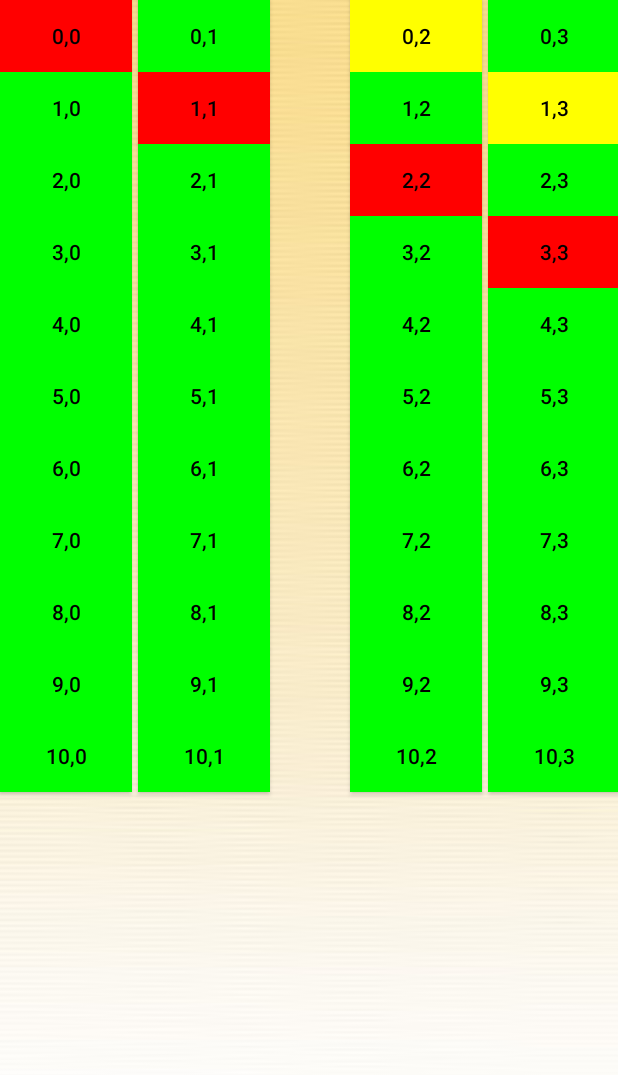
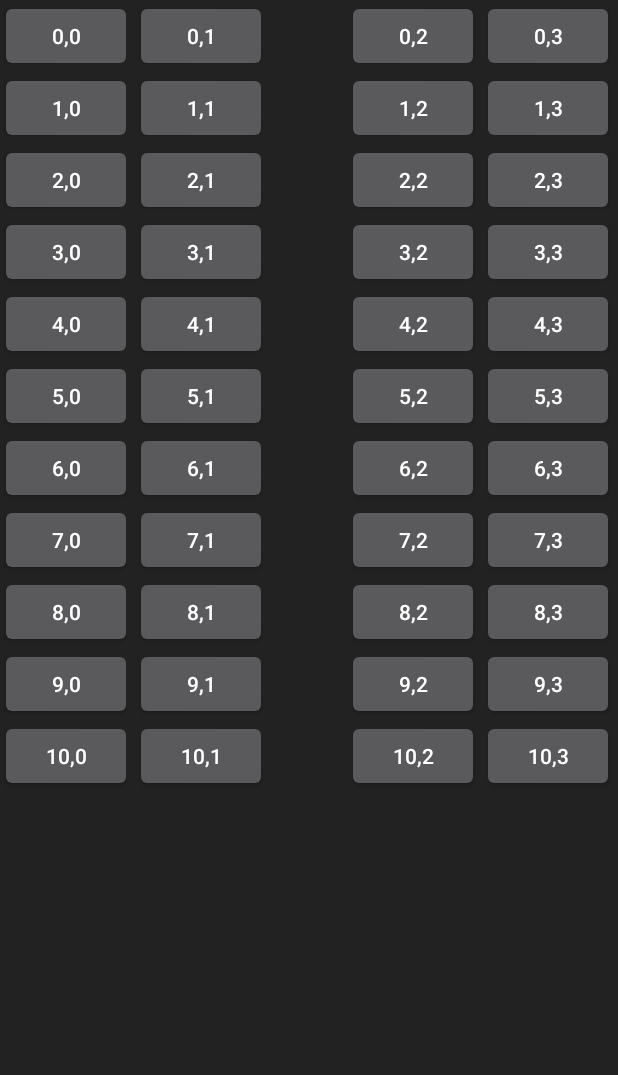
Before and after one commit to smullins91/nku-parking-mobile, an Android app: the ParkingSpaces screen opened directly, with no data from a screen before it, on a phone screen of 412 x 824 dp. Shown: the top 1075 px of the screen. Run offline under Robolectric (Android 15) with nearby library versions, the phone set to English and light mode, and no system bars.

Commit message:
Played around with the Parking Spaces view before Matt gets on it. Not a major commit.

```diff
--- a/AndroidApp/app/src/main/java/com/capstoneproject/app/ParkingSpaces.java
+++ b/AndroidApp/app/src/main/java/com/capstoneproject/app/ParkingSpaces.java
@@ -5,12 +5,14 @@ import android.app.AlertDialog;
 import android.content.Context;
 import android.content.DialogInterface;
 import android.graphics.Color;
+import android.graphics.drawable.Drawable;
 import android.os.Bundle;
 import android.view.View;
 import android.view.WindowManager;
 import android.view.inputmethod.InputMethodManager;
 import android.widget.Button;
 import android.widget.GridLayout;
+import android.widget.TextView;
 import android.widget.Toast;
 
 public class ParkingSpaces extends Activity implements View.OnClickListener
@@ -40,11 +42,14 @@ public class ParkingSpaces extends Activity implements View.OnClickListener
             {
                 Button button = new Button(getBaseContext());
 
+
                 int key = (Integer.parseInt("" + rows + columns));
                 button.setId(key);
                 button.setText(rows + "," + columns);
                 button.setOnClickListener(this); //calls the onclick method of the interface
-                button.setTextColor(Color.BLACK);
+                button.setTextColor(Color.WHITE);
+
+
 
                 GridLayout.LayoutParams params = new GridLayout.LayoutParams();
                 //params.height = 40;
@@ -53,27 +58,14 @@ public class ParkingSpaces extends Activity implements View.OnClickListener
                 if ((columns != 0) && (columns % 2 != 0))
                 {
                     params.rightMargin = 80;
+
                 }
                 else
                 {
-                    params.rightMargin = 6;
-                }
-
-                if (rows == columns) //hard coded, get the value from the database.
-                {
-                    //button.setTextColor(Color.RED);
-                    button.setBackgroundColor(Color.RED);
-
-                }
-                else if (rows + 2 == columns)  //hard coded, get the value from the database.
-                {
-                    button.setBackgroundColor(Color.YELLOW);  //hard coded, get the value from the database.
-                }
-                else
-                {
-                    button.setBackgroundColor(Color.GREEN);  //hard coded, get the value from the database.
+                    params.rightMargin = 3;
                 }
                 buttonContainer.addView(button, params);
+
             }
         }
     }
@@ -83,8 +75,6 @@ public class ParkingSpaces extends Activity implements View.OnClickListener
     {
         Button button = (Button) view;
         String buttonText = button.getText().toString();
-
-
 
         if (buttonText.equals("0,0") || buttonText.equals("1,1") || buttonText.equals("2,2") || buttonText.equals("3,3") || buttonText.equals("4,4"))
         {
--- a/AndroidApp/app/src/main/res/layout/parking_spaces_main.xml
+++ b/AndroidApp/app/src/main/res/layout/parking_spaces_main.xml
@@ -6,7 +6,6 @@
     android:orientation="horizontal"
     android:layout_width="fill_parent"
     android:layout_height="fill_parent"
-
-    android:background="@drawable/background">
+    android:background="#222222">
 
 </GridLayout>
```
